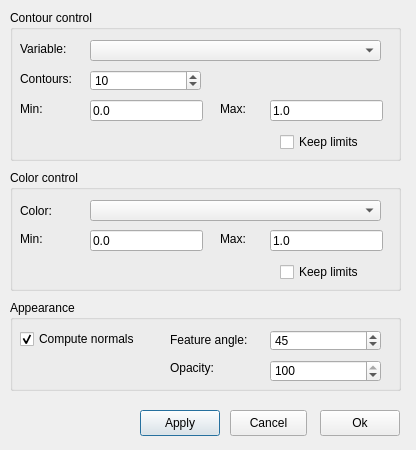
Old version of the form ElmerGUI/vtkpost/isosurface.ui in the repository tehnick/elmerfem.
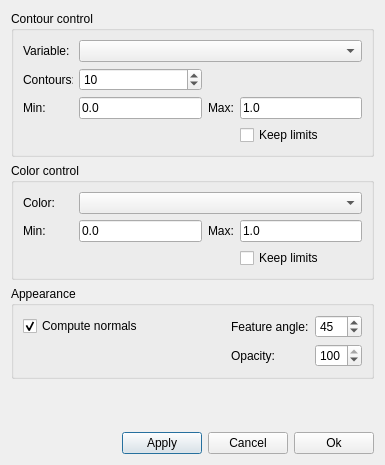
New version of the form. Icons and pictures are not drawn.

Commit message: ElmerGUI: Adjusted dialog layouts in vtk widget

The edit to the form file:
```diff
--- a/ElmerGUI/vtkpost/isosurface.ui
+++ b/ElmerGUI/vtkpost/isosurface.ui
@@ -5,117 +5,81 @@
    <rect>
     <x>0</x>
     <y>0</y>
-    <width>416</width>
-    <height>450</height>
+    <width>385</width>
+    <height>465</height>
    </rect>
   </property>
   <property name="windowTitle" >
    <string>Iso surfaces</string>
   </property>
-  <widget class="QPushButton" name="applyButton" >
-   <property name="geometry" >
-    <rect>
-     <x>140</x>
-     <y>410</y>
-     <width>80</width>
-     <height>26</height>
-    </rect>
-   </property>
-   <property name="text" >
-    <string>Apply</string>
-   </property>
-   <property name="icon" >
-    <iconset/>
-   </property>
-   <property name="default" >
-    <bool>true</bool>
-   </property>
-  </widget>
-  <widget class="QPushButton" name="okButton" >
-   <property name="geometry" >
-    <rect>
-     <x>320</x>
-     <y>410</y>
-     <width>80</width>
-     <height>26</height>
-    </rect>
-   </property>
-   <property name="text" >
-    <string>Ok</string>
-   </property>
-   <property name="icon" >
-    <iconset resource="../ElmerGUI.qrc" >:/icons/dialog-ok-apply.png</iconset>
-   </property>
-  </widget>
+  <layout class="QVBoxLayout" >
+   <item>
   <widget class="QGroupBox" name="contoursGroup" >
-   <property name="geometry" >
-    <rect>
-     <x>10</x>
-     <y>10</y>
-     <width>391</width>
-     <height>151</height>
-    </rect>
-   </property>
    <property name="title" >
     <string>Contour control</string>
    </property>
-   <widget class="QLineEdit" name="contoursMaxEdit" >
-    <property name="geometry" >
-     <rect>
-      <x>260</x>
-      <y>90</y>
-      <width>113</width>
-      <height>21</height>
-     </rect>
+     <layout class="QVBoxLayout" >
+      <item>
+       <layout class="QHBoxLayout" >
+        <item>
+         <widget class="QLabel" name="variableLabel" >
+          <property name="minimumSize" >
+           <size>
+            <width>50</width>
+            <height>0</height>
+           </size>
+          </property>
+          <property name="maximumSize" >
+           <size>
+            <width>50</width>
+            <height>16777215</height>
+           </size>
     </property>
     <property name="text" >
-     <string>1.0</string>
-    </property>
-   </widget>
+           <string>Variable:</string>
+          </property>
+         </widget>
+        </item>
+        <item>
    <widget class="QComboBox" name="contoursCombo" >
-    <property name="geometry" >
-     <rect>
-      <x>80</x>
-      <y>30</y>
-      <width>291</width>
-      <height>21</height>
-     </rect>
-    </property>
-   </widget>
-   <widget class="QLineEdit" name="contoursMinEdit" >
-    <property name="geometry" >
-     <rect>
-      <x>80</x>
-      <y>90</y>
-      <width>113</width>
-      <height>21</height>
-     </rect>
-    </property>
-    <property name="text" >
-     <string>0.0</string>
-    </property>
-   </widget>
-   <widget class="QLabel" name="contoursMaxLabel" >
-    <property name="geometry" >
-     <rect>
-      <x>210</x>
-      <y>90</y>
-      <width>31</width>
-      <height>18</height>
-     </rect>
+          <property name="minimumSize" >
+           <size>
+            <width>280</width>
+            <height>0</height>
+           </size>
+          </property>
+          <property name="maximumSize" >
+           <size>
+            <width>16777215</width>
+            <height>24</height>
+           </size>
+          </property>
+         </widget>
+        </item>
+       </layout>
+      </item>
+      <item>
+       <layout class="QGridLayout" >
+        <item row="0" column="0" >
+         <widget class="QLabel" name="contoursLabel" >
+          <property name="maximumSize" >
+           <size>
+            <width>50</width>
+            <height>16777215</height>
+           </size>
     </property>
     <property name="text" >
-     <string>Max:</string>
-    </property>
-   </widget>
+           <string>Contours:</string>
+          </property>
+         </widget>
+        </item>
+        <item row="0" column="1" >
    <widget class="QSpinBox" name="contoursSpin" >
-    <property name="geometry" >
-     <rect>
-      <x>80</x>
-      <y>60</y>
-      <width>111</width>
-      <height>21</height>
-     </rect>
+          <property name="maximumSize" >
+           <size>
+            <width>16777215</width>
+            <height>24</height>
+           </size>
     </property>
     <property name="minimum" >
      <number>1</number>
@@ -127,181 +91,174 @@
      <number>10</number>
     </property>
    </widget>
-   <widget class="QLabel" name="variableLabel" >
-    <property name="geometry" >
-     <rect>
-      <x>10</x>
-      <y>30</y>
-      <width>51</width>
-      <height>18</height>
-     </rect>
-    </property>
-    <property name="text" >
-     <string>Variable:</string>
-    </property>
-   </widget>
-   <widget class="QLabel" name="contoursLabel" >
-    <property name="geometry" >
-     <rect>
-      <x>10</x>
-      <y>60</y>
-      <width>61</width>
-      <height>18</height>
-     </rect>
-    </property>
-    <property name="text" >
-     <string>Contours:</string>
-    </property>
-   </widget>
+        </item>
+        <item row="1" column="0" >
    <widget class="QLabel" name="contoursMinLabel" >
-    <property name="geometry" >
-     <rect>
-      <x>10</x>
-      <y>90</y>
-      <width>41</width>
-      <height>18</height>
-     </rect>
-    </property>
     <property name="text" >
      <string>Min:</string>
     </property>
    </widget>
+        </item>
+        <item row="1" column="1" >
+         <widget class="QLineEdit" name="contoursMinEdit" >
+          <property name="maximumSize" >
+           <size>
+            <width>16777215</width>
+            <height>24</height>
+           </size>
+          </property>
+          <property name="text" >
+           <string>0.0</string>
+          </property>
+         </widget>
+        </item>
+        <item row="1" column="2" >
+         <widget class="QLabel" name="contoursMaxLabel" >
+          <property name="text" >
+           <string>Max:</string>
+          </property>
+         </widget>
+        </item>
+        <item row="1" column="3" >
+         <widget class="QLineEdit" name="contoursMaxEdit" >
+          <property name="maximumSize" >
+           <size>
+            <width>16777215</width>
+            <height>24</height>
+           </size>
+          </property>
+          <property name="text" >
+           <string>1.0</string>
+          </property>
+         </widget>
+        </item>
+        <item row="2" column="3" >
    <widget class="QCheckBox" name="keepContourLimits" >
-    <property name="geometry" >
-     <rect>
-      <x>270</x>
-      <y>120</y>
-      <width>91</width>
-      <height>24</height>
-     </rect>
-    </property>
     <property name="text" >
      <string>Keep limits</string>
     </property>
    </widget>
-  </widget>
+        </item>
+       </layout>
+      </item>
+     </layout>
+    </widget>
+   </item>
+   <item>
   <widget class="QGroupBox" name="colorsGroup" >
-   <property name="geometry" >
-    <rect>
-     <x>10</x>
-     <y>170</y>
-     <width>391</width>
-     <height>121</height>
-    </rect>
-   </property>
    <property name="title" >
     <string>Color control</string>
    </property>
-   <widget class="QLineEdit" name="colorMaxEdit" >
-    <property name="geometry" >
-     <rect>
-      <x>260</x>
-      <y>60</y>
-      <width>113</width>
-      <height>21</height>
-     </rect>
-    </property>
-    <property name="text" >
-     <string>1.0</string>
-    </property>
-   </widget>
-   <widget class="QComboBox" name="colorCombo" >
-    <property name="geometry" >
-     <rect>
-      <x>80</x>
-      <y>30</y>
-      <width>291</width>
-      <height>21</height>
-     </rect>
-    </property>
-   </widget>
-   <widget class="QLabel" name="colorMinLabel" >
-    <property name="geometry" >
-     <rect>
-      <x>10</x>
-      <y>60</y>
-      <width>41</width>
-      <height>18</height>
-     </rect>
-    </property>
-    <property name="text" >
-     <string>Min:</string>
-    </property>
-   </widget>
+     <layout class="QVBoxLayout" >
+      <item>
+       <layout class="QHBoxLayout" >
+        <item>
    <widget class="QLabel" name="colorLabel" >
-    <property name="geometry" >
-     <rect>
-      <x>10</x>
-      <y>30</y>
-      <width>41</width>
-      <height>21</height>
-     </rect>
+          <property name="minimumSize" >
+           <size>
+            <width>50</width>
+            <height>0</height>
+           </size>
+          </property>
+          <property name="maximumSize" >
+           <size>
+            <width>50</width>
+            <height>16777215</height>
+           </size>
     </property>
     <property name="text" >
      <string>Color:</string>
     </property>
    </widget>
+        </item>
+        <item>
+         <widget class="QComboBox" name="colorCombo" >
+          <property name="minimumSize" >
+           <size>
+            <width>280</width>
+            <height>0</height>
+           </size>
+          </property>
+          <property name="maximumSize" >
+           <size>
+            <width>16777215</width>
+            <height>24</height>
+           </size>
+          </property>
+         </widget>
+        </item>
+       </layout>
+      </item>
+      <item>
+       <layout class="QGridLayout" >
+        <item row="0" column="0" >
+         <widget class="QLabel" name="colorMinLabel" >
+          <property name="minimumSize" >
+           <size>
+            <width>50</width>
+            <height>0</height>
+           </size>
+          </property>
+          <property name="text" >
+           <string>Min:</string>
+          </property>
+         </widget>
+        </item>
+        <item row="0" column="1" >
    <widget class="QLineEdit" name="colorMinEdit" >
-    <property name="geometry" >
-     <rect>
-      <x>80</x>
-      <y>60</y>
-      <width>113</width>
-      <height>21</height>
-     </rect>
+          <property name="maximumSize" >
+           <size>
+            <width>16777215</width>
+            <height>24</height>
+           </size>
     </property>
     <property name="text" >
      <string>0.0</string>
     </property>
    </widget>
+        </item>
+        <item row="0" column="2" >
    <widget class="QLabel" name="colorMaxLabel" >
-    <property name="geometry" >
-     <rect>
-      <x>210</x>
-      <y>60</y>
-      <width>31</width>
-      <height>18</height>
-     </rect>
-    </property>
     <property name="text" >
      <string>Max:</string>
     </property>
    </widget>
+        </item>
+        <item row="0" column="3" >
+         <widget class="QLineEdit" name="colorMaxEdit" >
+          <property name="maximumSize" >
+           <size>
+            <width>16777215</width>
+            <height>24</height>
+           </size>
+          </property>
+          <property name="text" >
+           <string>1.0</string>
+          </property>
+         </widget>
+        </item>
+        <item row="1" column="3" >
    <widget class="QCheckBox" name="keepColorLimits" >
-    <property name="geometry" >
-     <rect>
-      <x>270</x>
-      <y>90</y>
-      <width>91</width>
-      <height>24</height>
-     </rect>
-    </property>
     <property name="text" >
      <string>Keep limits</string>
     </property>
    </widget>
-  </widget>
+        </item>
+       </layout>
+      </item>
+     </layout>
+    </widget>
+   </item>
+   <item>
   <widget class="QGroupBox" name="appearanceGroup" >
-   <property name="geometry" >
-    <rect>
-     <x>10</x>
-     <y>300</y>
-     <width>391</width>
-     <height>91</height>
-    </rect>
-   </property>
    <property name="title" >
     <string>Appearance</string>
    </property>
+     <layout class="QVBoxLayout" >
+      <item>
+       <layout class="QGridLayout" >
+        <item row="0" column="0" >
    <widget class="QCheckBox" name="normalsCheck" >
-    <property name="geometry" >
-     <rect>
-      <x>10</x>
-      <y>30</y>
-      <width>131</width>
-      <height>18</height>
-     </rect>
-    </property>
     <property name="text" >
      <string>Compute normals</string>
     </property>
@@ -309,14 +266,21 @@
      <bool>true</bool>
     </property>
    </widget>
+        </item>
+        <item row="0" column="2" >
+         <widget class="QLabel" name="featurfeAngleLabel" >
+          <property name="text" >
+           <string>Feature angle:</string>
+          </property>
+         </widget>
+        </item>
+        <item row="0" column="3" >
    <widget class="QSpinBox" name="featureAngle" >
-    <property name="geometry" >
-     <rect>
-      <x>260</x>
-      <y>30</y>
-      <width>111</width>
-      <height>21</height>
-     </rect>
+          <property name="maximumSize" >
+           <size>
+            <width>16777215</width>
+            <height>24</height>
+           </size>
     </property>
     <property name="maximum" >
      <number>90</number>
@@ -325,58 +289,91 @@
      <number>45</number>
     </property>
    </widget>
-   <widget class="QLabel" name="featurfeAngleLabel" >
-    <property name="geometry" >
-     <rect>
-      <x>160</x>
-      <y>30</y>
-      <width>91</width>
-      <height>20</height>
-     </rect>
-    </property>
-    <property name="text" >
-     <string>Feature angle:</string>
-    </property>
-   </widget>
-   <widget class="QSpinBox" name="opacitySpin" >
-    <property name="geometry" >
-     <rect>
-      <x>260</x>
-      <y>60</y>
-      <width>111</width>
-      <height>22</height>
-     </rect>
-    </property>
-    <property name="maximum" >
-     <number>100</number>
-    </property>
-    <property name="value" >
-     <number>100</number>
-    </property>
-   </widget>
+        </item>
+        <item row="1" column="2" >
    <widget class="QLabel" name="opacityLabel" >
-    <property name="geometry" >
-     <rect>
-      <x>160</x>
-      <y>60</y>
-      <width>51</width>
-      <height>16</height>
-     </rect>
-    </property>
     <property name="text" >
      <string>Opacity:</string>
     </property>
    </widget>
-  </widget>
+        </item>
+        <item row="1" column="3" >
+         <widget class="QSpinBox" name="opacitySpin" >
+          <property name="maximumSize" >
+           <size>
+            <width>16777215</width>
+            <height>24</height>
+           </size>
+          </property>
+          <property name="maximum" >
+           <number>100</number>
+          </property>
+          <property name="value" >
+           <number>100</number>
+          </property>
+         </widget>
+        </item>
+        <item row="0" column="1" >
+         <spacer>
+          <property name="orientation" >
+           <enum>Qt::Horizontal</enum>
+          </property>
+          <property name="sizeHint" >
+           <size>
+            <width>40</width>
+            <height>20</height>
+           </size>
+          </property>
+         </spacer>
+        </item>
+       </layout>
+      </item>
+     </layout>
+    </widget>
+   </item>
+   <item>
+    <spacer>
+     <property name="orientation" >
+      <enum>Qt::Vertical</enum>
+     </property>
+     <property name="sizeHint" >
+      <size>
+       <width>20</width>
+       <height>31</height>
+      </size>
+     </property>
+    </spacer>
+   </item>
+   <item>
+    <layout class="QHBoxLayout" >
+     <item>
+      <spacer>
+       <property name="orientation" >
+        <enum>Qt::Horizontal</enum>
+       </property>
+       <property name="sizeHint" >
+        <size>
+         <width>40</width>
+         <height>20</height>
+        </size>
+       </property>
+      </spacer>
+     </item>
+     <item>
+      <widget class="QPushButton" name="applyButton" >
+       <property name="text" >
+        <string>Apply</string>
+       </property>
+       <property name="icon" >
+        <iconset/>
+       </property>
+       <property name="default" >
+        <bool>true</bool>
+       </property>
+      </widget>
+     </item>
+     <item>
   <widget class="QPushButton" name="cancelButton" >
-   <property name="geometry" >
-    <rect>
-     <x>230</x>
-     <y>410</y>
-     <width>77</width>
-     <height>26</height>
-    </rect>
-   </property>
    <property name="text" >
     <string>Cancel</string>
    </property>
@@ -384,6 +381,20 @@
     <iconset resource="../ElmerGUI.qrc" >:/icons/dialog-close.png</iconset>
    </property>
   </widget>
+     </item>
+     <item>
+      <widget class="QPushButton" name="okButton" >
+       <property name="text" >
+        <string>Ok</string>
+       </property>
+       <property name="icon" >
+        <iconset resource="../ElmerGUI.qrc" >:/icons/dialog-ok-apply.png</iconset>
+       </property>
+      </widget>
+     </item>
+    </layout>
+   </item>
+  </layout>
  </widget>
  <resources>
   <include location="../ElmerGUI.qrc" />
```
Lines whose indentation alone changed are shown as unchanged. The commit also changes 6 other files.
